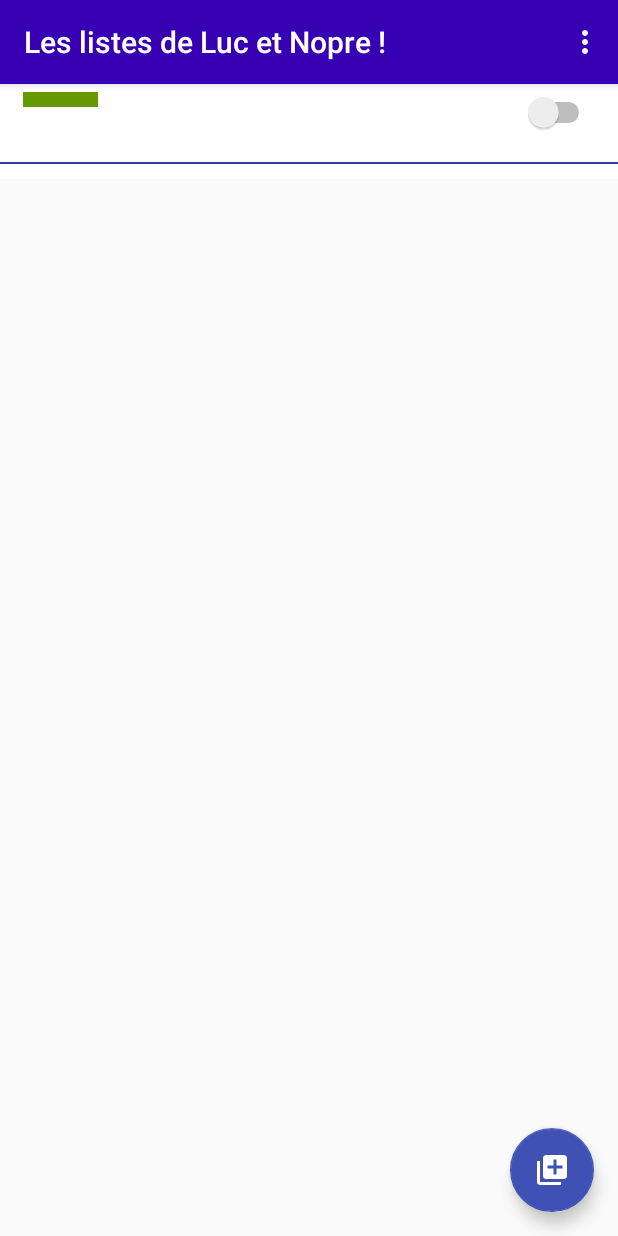
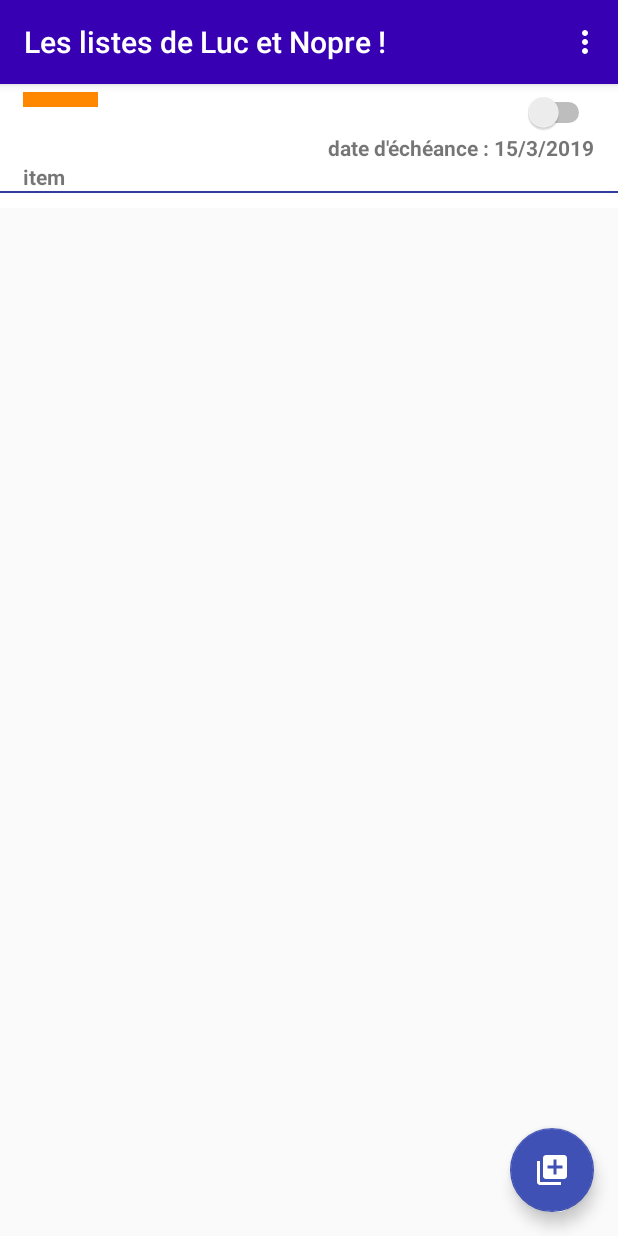
Before and after one commit to Tristan54/Android_LUC_NOPRE, an Android app: the CreationListe screen opened directly, with no data from a screen before it, after a tap on "VALIDER", on a phone screen of 412 x 824 dp. Run offline under Robolectric (Android 15) with nearby library versions, the phone set to English and light mode, and no system bars.

Commit message:
Date qui marche

```diff
--- a/app/src/main/java/fr/luc_nopre/projet/CreationListe.java
+++ b/app/src/main/java/fr/luc_nopre/projet/CreationListe.java
@@ -1,14 +1,21 @@
 package fr.luc_nopre.projet;
 
 import android.content.Intent;
+import android.os.Build;
 import android.os.Bundle;
+import android.support.annotation.RequiresApi;
 import android.support.design.widget.FloatingActionButton;
 import android.support.v7.app.AppCompatActivity;
 import android.support.v7.widget.Toolbar;
+import android.util.Log;
 import android.view.View;
 import android.widget.Button;
+import android.widget.DatePicker;
 import android.widget.EditText;
 import android.widget.RadioGroup;
+
+import java.time.*;
+
 
 public class CreationListe extends AppCompatActivity {
 
@@ -32,10 +39,14 @@ public class CreationListe extends AppCompatActivity {
 
         Button valider = findViewById(R.id.valider);
         valider.setOnClickListener(new View.OnClickListener() {
+            @RequiresApi(api = Build.VERSION_CODES.O)
             public void onClick(View v) {
 
                 EditText text = (EditText)findViewById(R.id.textListe);
                 String label = String.valueOf(text.getText());
+                if(label.equals("")){
+                    label = "item";
+                }
 
                 RadioGroup radio = findViewById(R.id.radio);
                 int id = radio.getCheckedRadioButtonId();
@@ -58,9 +69,17 @@ public class CreationListe extends AppCompatActivity {
                 }
 
                 if(t == null){
-                    t = TodoItem.Tags.Faible;
+                    t = TodoItem.Tags.Normal;
                 }
-                TodoItem item = new TodoItem(t,label);
+
+                DatePicker date = findViewById(R.id.date);
+                int day = date.getDayOfMonth();
+                int month = date.getMonth()+1;
+                int years = date.getYear();
+
+                LocalDate dateEcheance = LocalDate.of(years, month, day);
+
+                TodoItem item = new TodoItem(t,label,dateEcheance);
                 TodoDbHelper.addItem(item,getBaseContext());
                 Intent newAct = new Intent(getBaseContext(),MainActivity.class);
                 startActivity(newAct);
--- a/app/src/main/java/fr/luc_nopre/projet/RecyclerAdapter.java
+++ b/app/src/main/java/fr/luc_nopre/projet/RecyclerAdapter.java
@@ -1,17 +1,23 @@
 package fr.luc_nopre.projet;
 
+import android.annotation.SuppressLint;
 import android.content.res.Resources;
+import android.os.Build;
+import android.support.annotation.RequiresApi;
 import android.support.v7.widget.RecyclerView;
 import android.util.Log;
 import android.view.LayoutInflater;
 import android.view.View;
 import android.view.ViewGroup;
+import android.widget.DatePicker;
 import android.widget.ImageView;
 import android.widget.LinearLayout;
 import android.widget.Switch;
 import android.widget.TextView;
 
+import java.time.LocalDate;
 import java.util.ArrayList;
+import java.util.Calendar;
 import java.util.Collections;
 
 /**
@@ -32,6 +38,7 @@ public class RecyclerAdapter extends RecyclerView.Adapter<RecyclerAdapter.TodoHo
         return new TodoHolder(inflatedView);
     }
 
+    @RequiresApi(api = Build.VERSION_CODES.O)
     @Override
     public void onBindViewHolder(TodoHolder holder, int position) {
         TodoItem it = items.get(position);
@@ -65,6 +72,7 @@ public class RecyclerAdapter extends RecyclerView.Adapter<RecyclerAdapter.TodoHo
         private ImageView image;
         private Switch sw;
         private TextView label;
+        private TextView date;
 
         private LinearLayout l;
 
@@ -75,11 +83,21 @@ public class RecyclerAdapter extends RecyclerView.Adapter<RecyclerAdapter.TodoHo
             sw = (Switch) itemView.findViewById(R.id.switch1);
             label = (TextView) itemView.findViewById(R.id.textView);
             resources = itemView.getResources();
+            date = itemView.findViewById(R.id.dateView);
 
             l = itemView.findViewById(R.id.linearLayout);
         }
 
+
+
+        @RequiresApi(api = Build.VERSION_CODES.O)
         public void bindTodo(final TodoItem todo) {
+            LocalDate d = todo.getDate();
+            int day = d.getDayOfMonth();
+            int month = d.getMonthValue();
+            int years = d.getYear();
+
+            date.setText("date d'échéance : "+day+"/"+month+"/"+years);
             label.setText(todo.getLabel());
             sw.setChecked(todo.isDone());
 
@@ -117,6 +135,11 @@ public class RecyclerAdapter extends RecyclerView.Adapter<RecyclerAdapter.TodoHo
                 }
             });
 
+            LocalDate dateActuel = LocalDate.now();
+            if(day == dateActuel.getDayOfMonth() && month == dateActuel.getMonthValue() && years == dateActuel.getYear()){
+                TodoDbHelper.deleteItem(todo,itemView.getContext());
+            }
+
         }
 
     }
--- a/app/src/main/java/fr/luc_nopre/projet/TodoContract.java
+++ b/app/src/main/java/fr/luc_nopre/projet/TodoContract.java
@@ -10,5 +10,6 @@ public final class TodoContract {
         public static final String COLUMN_NAME_TAG = "tag";
         public static final String COLUMN_NAME_DONE = "done";
         public static final String COLUMN_NAME_POSITION = "position";
+        public static final String COLUMN_NAME_DATE = "dateEcheance";
     }
 }
--- a/app/src/main/java/fr/luc_nopre/projet/TodoDbHelper.java
+++ b/app/src/main/java/fr/luc_nopre/projet/TodoDbHelper.java
@@ -2,14 +2,23 @@ package fr.luc_nopre.projet;
 
 import android.content.ContentValues;
 import android.content.Context;
+import android.content.DialogInterface;
 import android.database.Cursor;
 import android.database.MatrixCursor;
 import android.database.SQLException;
 import android.database.sqlite.SQLiteDatabase;
 import android.database.sqlite.SQLiteOpenHelper;
+import android.icu.text.UnicodeSetSpanner;
+import android.os.Build;
+import android.support.annotation.RequiresApi;
 import android.util.Log;
 
+import java.text.DateFormat;
+import java.text.ParseException;
+import java.text.SimpleDateFormat;
+import java.time.LocalDate;
 import java.util.ArrayList;
+import java.util.Date;
 
 
 public class TodoDbHelper extends SQLiteOpenHelper {
@@ -22,7 +31,8 @@ public class TodoDbHelper extends SQLiteOpenHelper {
                     TodoContract.TodoEntry.COLUMN_NAME_LABEL + " TEXT," +
                     TodoContract.TodoEntry.COLUMN_NAME_TAG + " TEXT,"  +
                     TodoContract.TodoEntry.COLUMN_NAME_DONE +  " INTEGER,"+
-                    TodoContract.TodoEntry.COLUMN_NAME_POSITION + " INTEGER)";
+                    TodoContract.TodoEntry.COLUMN_NAME_POSITION + " INTEGER," +
+                    TodoContract.TodoEntry.COLUMN_NAME_DATE + " TEXT)";
 
     public TodoDbHelper(Context context) {
         super(context, DATABASE_NAME, null, DATABASE_VERSION);
@@ -38,6 +48,7 @@ public class TodoDbHelper extends SQLiteOpenHelper {
         // Rien pour le moment
     }
 
+    @RequiresApi(api = Build.VERSION_CODES.O)
     static ArrayList<TodoItem> getItems(Context context) {
         TodoDbHelper dbHelper = new TodoDbHelper(context);
 
@@ -50,7 +61,8 @@ public class TodoDbHelper extends SQLiteOpenHelper {
                 TodoContract.TodoEntry.COLUMN_NAME_LABEL,
                 TodoContract.TodoEntry.COLUMN_NAME_TAG,
                 TodoContract.TodoEntry.COLUMN_NAME_DONE,
-                TodoContract.TodoEntry.COLUMN_NAME_POSITION
+                TodoContract.TodoEntry.COLUMN_NAME_POSITION,
+                TodoContract.TodoEntry.COLUMN_NAME_DATE
         };
 
         // Requête
@@ -73,7 +85,20 @@ public class TodoDbHelper extends SQLiteOpenHelper {
             TodoItem.Tags tag = TodoItem.getTagFor(cursor.getString(cursor.getColumnIndex(TodoContract.TodoEntry.COLUMN_NAME_TAG)));
             boolean done = (cursor.getInt(cursor.getColumnIndex(TodoContract.TodoEntry.COLUMN_NAME_DONE)) == 1);
             int position = cursor.getInt(cursor.getColumnIndex(TodoContract.TodoEntry.COLUMN_NAME_POSITION));
-            TodoItem item = new TodoItem(label, tag, done, id);
+            String date = cursor.getString(cursor.getColumnIndex(TodoContract.TodoEntry.COLUMN_NAME_DATE));
+
+            // Pour recuperer l'annee, le mois et le jour de la date
+            final String SEPARATEUR = "-";
+            String dateSep[] = date.split(SEPARATEUR);
+
+            LocalDate dateEcheance = LocalDate.of(Integer.parseInt(dateSep[0]), Integer.parseInt(dateSep[1]), Integer.parseInt(dateSep[2]));
+
+            TodoItem item;
+            if(position == 0){
+                item = new TodoItem(label, tag, done, id, dateEcheance);
+            }else{
+                item = new TodoItem(label, tag, done, position, dateEcheance);
+            }
             item.setId(id);
             updatePosition(item,context);
             items.add(item);
@@ -86,6 +111,8 @@ public class TodoDbHelper extends SQLiteOpenHelper {
         return items;
     }
 
+
+    @RequiresApi(api = Build.VERSION_CODES.O)
     static void addItem(TodoItem item, Context context) {
         TodoDbHelper dbHelper = new TodoDbHelper(context);
 
@@ -98,6 +125,7 @@ public class TodoDbHelper extends SQLiteOpenHelper {
         values.put(TodoContract.TodoEntry.COLUMN_NAME_TAG, item.getTag().getDesc());
         values.put(TodoContract.TodoEntry.COLUMN_NAME_DONE, item.isDone());
         values.put(TodoContract.TodoEntry.COLUMN_NAME_POSITION, item.getPosition());
+        values.put(TodoContract.TodoEntry.COLUMN_NAME_DATE, item.getDate().getYear()+"-"+item.getDate().getMonthValue()+"-"+item.getDate().getDayOfMonth());
 
         // Enregistrement
         long newRowId = db.insert(TodoContract.TodoEntry.TABLE_NAME, null, values);
@@ -121,7 +149,7 @@ public class TodoDbHelper extends SQLiteOpenHelper {
         SQLiteDatabase db = dbHelper.getReadableDatabase();
         ContentValues values = new ContentValues();
 
-        values.put(TodoContract.TodoEntry.COLUMN_NAME_POSITION, item.getId());
+        values.put(TodoContract.TodoEntry.COLUMN_NAME_POSITION, item.getPosition());
         long newRowId = (long) db.update(TodoContract.TodoEntry.TABLE_NAME,values,"_id="+item.getId(), null);
         dbHelper.close();
     }
@@ -131,6 +159,14 @@ public class TodoDbHelper extends SQLiteOpenHelper {
         SQLiteDatabase db = dbHelper.getReadableDatabase();
         ContentValues values = new ContentValues();
         long newRowId = (long) db.delete(TodoContract.TodoEntry.TABLE_NAME,null, null);
+        dbHelper.close();
+    }
+
+    static void deleteItem(TodoItem item, Context context){
+        TodoDbHelper dbHelper = new TodoDbHelper(context);
+        SQLiteDatabase db = dbHelper.getReadableDatabase();
+        ContentValues values = new ContentValues();
+        long newRowId = (long) db.delete(TodoContract.TodoEntry.TABLE_NAME,"_id="+item.getId(), null);
         dbHelper.close();
     }
 
--- a/app/src/main/java/fr/luc_nopre/projet/TodoItem.java
+++ b/app/src/main/java/fr/luc_nopre/projet/TodoItem.java
@@ -1,4 +1,11 @@
 package fr.luc_nopre.projet;
+
+import android.os.Build;
+import android.support.annotation.RequiresApi;
+
+import java.time.LocalDate;
+import java.util.Date;
+import java.util.Objects;
 
 /**
  * Created by phil on 06/02/17.
@@ -24,12 +31,14 @@ public class TodoItem {
     private int id;
     private boolean done;
     private int position;
+    private LocalDate date;
 
 
-    public TodoItem(Tags tag, String label) {
+    public TodoItem(Tags tag, String label, LocalDate date) {
         this.tag = tag;
         this.label = label;
         this.done = false;
+        this.date = date;
     }
 
     public TodoItem(Tags tag, String label, int position) {
@@ -45,11 +54,12 @@ public class TodoItem {
         this.done = done;
     }
 
-    public TodoItem(String label, Tags tag, boolean done, int position) {
+    public TodoItem(String label, Tags tag, boolean done, int position, LocalDate date) {
         this.label = label;
         this.tag = tag;
         this.done = done;
         this.position = position;
+        this.date = date;
     }
 
     public static Tags getTagFor(String desc) {
@@ -99,4 +109,32 @@ public class TodoItem {
         this.position = position;
     }
 
+    public LocalDate getDate() {
+        return date;
+    }
+
+    public void setDate(LocalDate date) {
+        this.date = date;
+    }
+
+    public int compareTo(TodoItem td){
+        int res;
+        if(this.getPosition() > td.getPosition()){
+            res = 1;
+        }else if(this.getPosition() < td.getPosition()){
+            res = -1;
+        }else{
+            res = 0;
+        }
+        return res;
+    }
+
+    @Override
+    public boolean equals(Object o) {
+        if (this == o) return true;
+        if (!(o instanceof TodoItem)) return false;
+        TodoItem item = (TodoItem) o;
+        return getPosition() == item.getPosition();
+    }
+
 }
--- a/app/src/main/res/layout/row.xml
+++ b/app/src/main/res/layout/row.xml
@@ -9,8 +9,7 @@
     android:background="@color/white"
     android:id="@+id/linearLayout">
 
-    <LinearLayout xmlns:android="http://schemas.android.com/apk/res/android"
-        xmlns:app="http://schemas.android.com/apk/res-auto"
+    <LinearLayout
         android:orientation="horizontal" android:layout_width="match_parent"
         android:layout_height="wrap_content">
 
@@ -32,6 +31,27 @@
             android:layout_height="wrap_content"
             android:id="@+id/switch1"
             android:layout_marginRight="15dp"/>
+
+    </LinearLayout>
+
+
+    <LinearLayout
+        android:orientation="horizontal" android:layout_width="match_parent"
+        android:layout_height="wrap_content">
+
+        <View
+            android:layout_width="wrap_content"
+            android:layout_height="match_parent"
+            android:layout_weight="1"/>
+
+        <TextView
+            android:text="dateView"
+            android:layout_width="wrap_content"
+            android:layout_height="wrap_content"
+            android:textStyle="bold"
+            android:layout_marginRight="15dp"
+            android:id="@+id/dateView" />
+
     </LinearLayout>
 
     <TextView
--- a/build.gradle
+++ b/build.gradle
@@ -6,7 +6,7 @@ buildscript {
         google()
     }
     dependencies {
-        classpath 'com.android.tools.build:gradle:3.3.0'
+        classpath 'com.android.tools.build:gradle:3.3.2'
 
         // NOTE: Do not place your application dependencies here; they belong
         // in the individual module build.gradle files
```
Also changed, not shown: app/src/main/java/fr/luc_nopre/projet/MainActivity.java (+36 -8 lines), app/src/main/res/layout/content_creation_liste.xml (+14 -6 lines).
